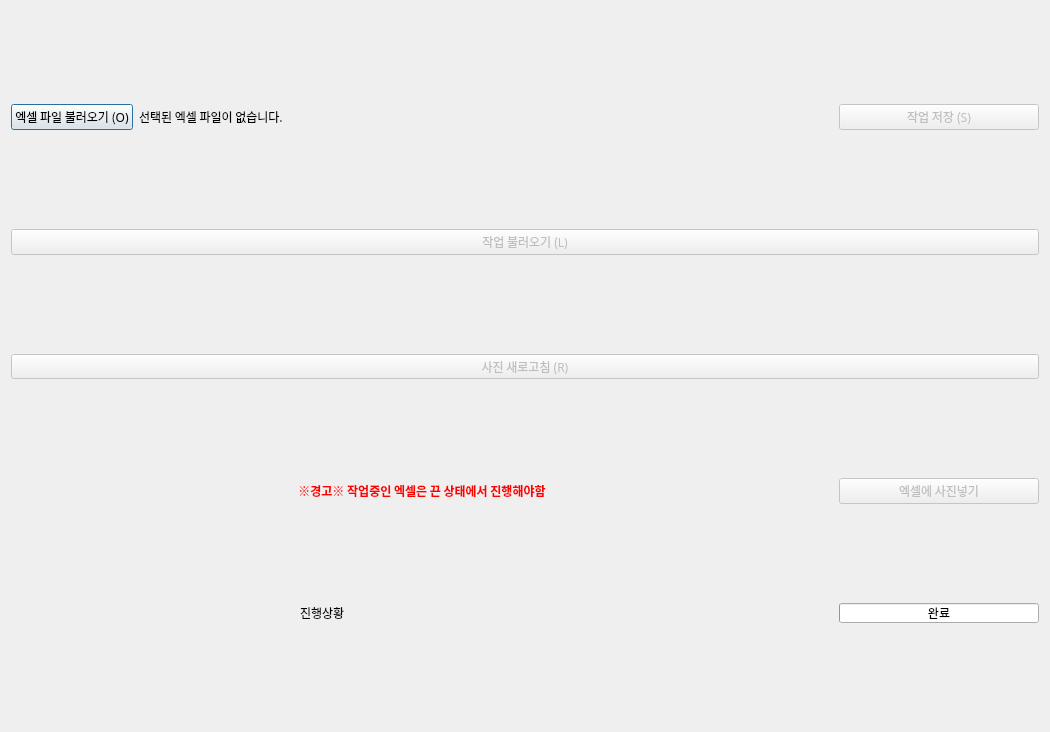
Above: UI/my_form.ui from kiryanchi/excelphotoautomatic before the change. Below: the same form after it.
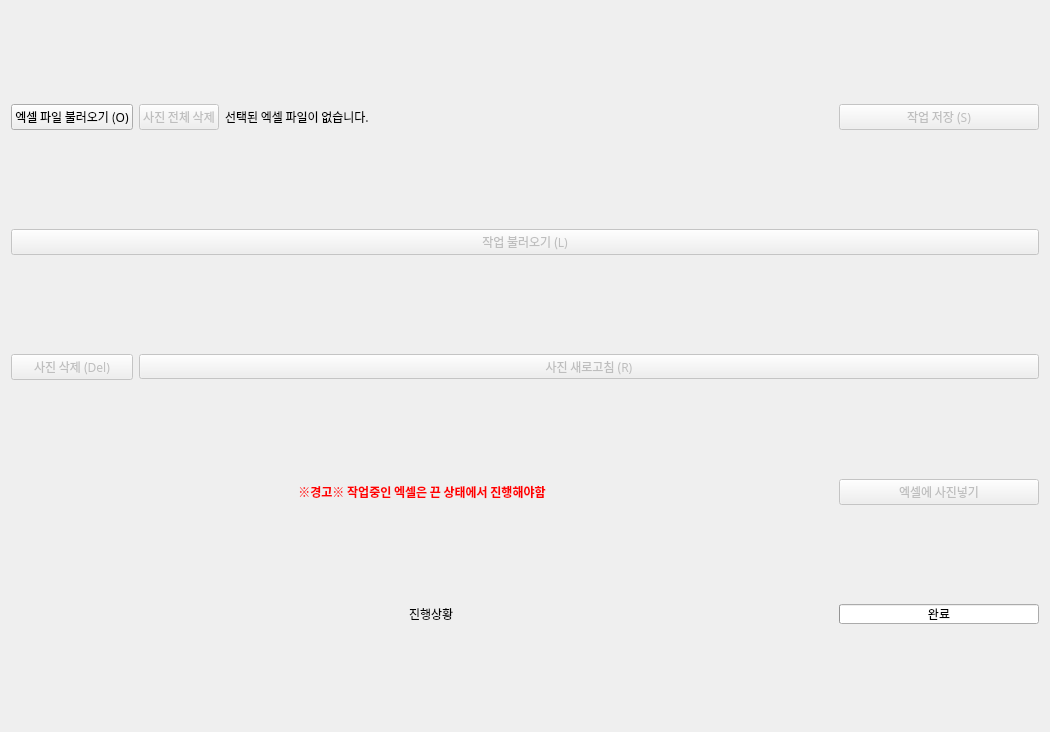
That is the form after the change.

Diff of the .ui file:
```diff
--- a/UI/my_form.ui
+++ b/UI/my_form.ui
@@ -19,74 +19,7 @@
    <string>엑셀 자동 작업 프로그램</string>
   </property>
   <layout class="QGridLayout" name="gridLayout">
-   <item row="4" column="11">
-    <widget class="QProgressBar" name="progress_bar">
-     <property name="minimumSize">
-      <size>
-       <width>200</width>
-       <height>20</height>
-      </size>
-     </property>
-     <property name="maximumSize">
-      <size>
-       <width>200</width>
-       <height>20</height>
-      </size>
-     </property>
-     <property name="maximum">
-      <number>1</number>
-     </property>
-     <property name="value">
-      <number>0</number>
-     </property>
-     <property name="alignment">
-      <set>Qt::AlignCenter</set>
-     </property>
-     <property name="format">
-      <string>완료</string>
-     </property>
-    </widget>
-   </item>
-   <item row="0" column="1">
-    <widget class="QPushButton" name="fileopen_btn">
-     <property name="maximumSize">
-      <size>
-       <width>200</width>
-       <height>16777215</height>
-      </size>
-     </property>
-     <property name="text">
-      <string>엑셀 파일 불러오기 (O)</string>
-     </property>
-     <property name="shortcut">
-      <string>Ctrl+O</string>
-     </property>
-    </widget>
-   </item>
-   <item row="3" column="11">
-    <widget class="QPushButton" name="filesave_btn">
-     <property name="enabled">
-      <bool>false</bool>
-     </property>
-     <property name="text">
-      <string>엑셀에 사진넣기</string>
-     </property>
-    </widget>
-   </item>
-   <item row="0" column="11">
-    <widget class="QPushButton" name="save_btn">
-     <property name="enabled">
-      <bool>false</bool>
-     </property>
-     <property name="text">
-      <string>작업 저장 (S)</string>
-     </property>
-     <property name="shortcut">
-      <string>Ctrl+S</string>
-     </property>
-    </widget>
-   </item>
-   <item row="3" column="1" colspan="10">
+   <item row="4" column="1" colspan="12">
     <widget class="QLabel" name="aleart">
      <property name="minimumSize">
       <size>
@@ -115,14 +48,20 @@
      </property>
     </widget>
    </item>
-   <item row="0" column="2" colspan="7">
-    <widget class="QLabel" name="fileopen_lbl">
+   <item row="0" column="13">
+    <widget class="QPushButton" name="save_btn">
+     <property name="enabled">
+      <bool>false</bool>
+     </property>
      <property name="text">
-      <string>선택된 엑셀 파일이 없습니다.</string>
+      <string>작업 저장 (S)</string>
+     </property>
+     <property name="shortcut">
+      <string>Ctrl+S</string>
      </property>
     </widget>
    </item>
-   <item row="4" column="4" colspan="7">
+   <item row="5" column="6" colspan="7">
     <widget class="QLabel" name="progress_lbl">
      <property name="minimumSize">
       <size>
@@ -144,7 +83,7 @@
      </property>
     </widget>
    </item>
-   <item row="1" column="1" colspan="11">
+   <item row="1" column="1" colspan="13">
     <layout class="QGridLayout" name="gridLayout_2">
      <item row="0" column="0">
       <widget class="QPushButton" name="load_btn">
@@ -161,7 +100,91 @@
      </item>
     </layout>
    </item>
-   <item row="2" column="1" colspan="11">
+   <item row="4" column="13">
+    <widget class="QPushButton" name="filesave_btn">
+     <property name="enabled">
+      <bool>false</bool>
+     </property>
+     <property name="text">
+      <string>엑셀에 사진넣기</string>
+     </property>
+    </widget>
+   </item>
+   <item row="5" column="13">
+    <widget class="QProgressBar" name="progress_bar">
+     <property name="minimumSize">
+      <size>
+       <width>200</width>
+       <height>20</height>
+      </size>
+     </property>
+     <property name="maximumSize">
+      <size>
+       <width>200</width>
+       <height>20</height>
+      </size>
+     </property>
+     <property name="maximum">
+      <number>1</number>
+     </property>
+     <property name="value">
+      <number>0</number>
+     </property>
+     <property name="alignment">
+      <set>Qt::AlignCenter</set>
+     </property>
+     <property name="format">
+      <string>완료</string>
+     </property>
+    </widget>
+   </item>
+   <item row="0" column="2">
+    <widget class="QPushButton" name="deleteall_btn">
+     <property name="enabled">
+      <bool>false</bool>
+     </property>
+     <property name="text">
+      <string>사진 전체 삭제</string>
+     </property>
+    </widget>
+   </item>
+   <item row="0" column="1">
+    <widget class="QPushButton" name="fileopen_btn">
+     <property name="maximumSize">
+      <size>
+       <width>200</width>
+       <height>16777215</height>
+      </size>
+     </property>
+     <property name="text">
+      <string>엑셀 파일 불러오기 (O)</string>
+     </property>
+     <property name="shortcut">
+      <string>Ctrl+O</string>
+     </property>
+    </widget>
+   </item>
+   <item row="0" column="3" colspan="7">
+    <widget class="QLabel" name="fileopen_lbl">
+     <property name="text">
+      <string>선택된 엑셀 파일이 없습니다.</string>
+     </property>
+    </widget>
+   </item>
+   <item row="3" column="1">
+    <widget class="QPushButton" name="delete_btn">
+     <property name="enabled">
+      <bool>false</bool>
+     </property>
+     <property name="text">
+      <string>사진 삭제 (Del)</string>
+     </property>
+     <property name="shortcut">
+      <string>Del</string>
+     </property>
+    </widget>
+   </item>
+   <item row="3" column="2" colspan="12">
     <widget class="QPushButton" name="reload_btn">
      <property name="enabled">
       <bool>false</bool>
```
